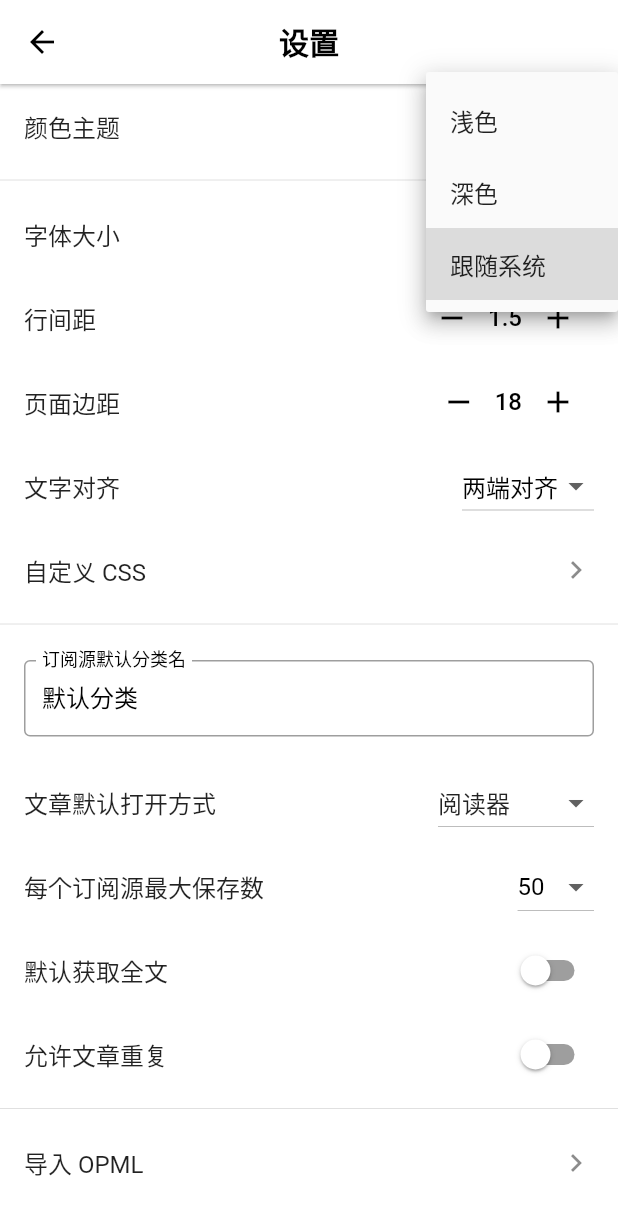
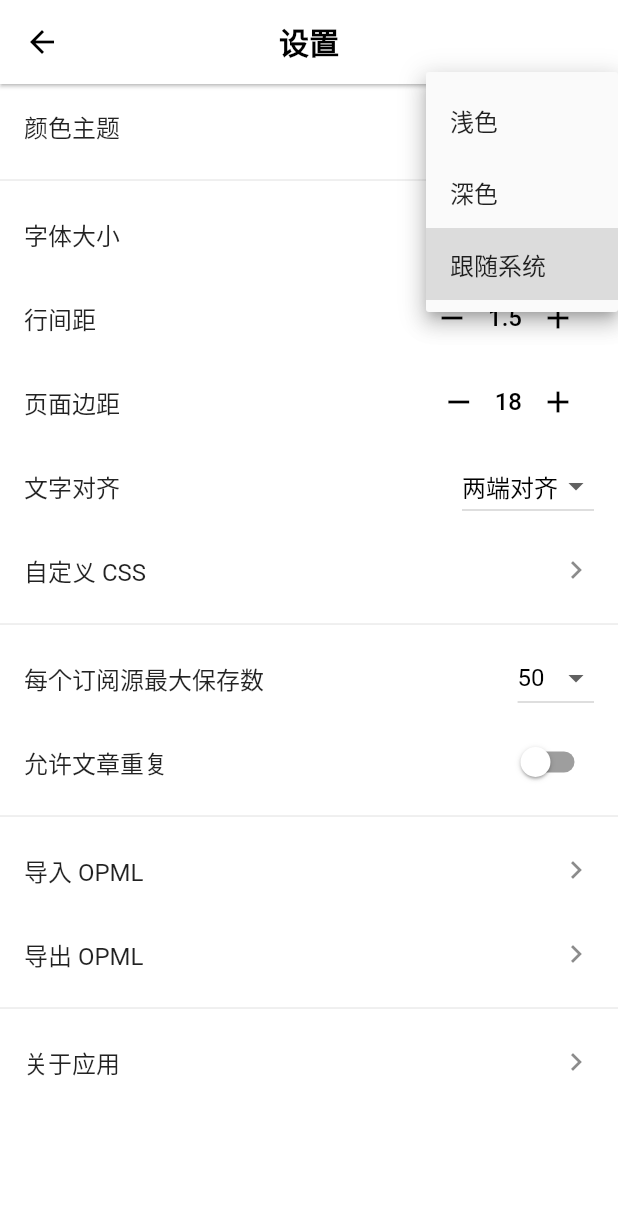
Before and after one commit to gvenusleo/MeRead, a Flutter app: the SetPage screen opened directly, after a tap on "跟随系统", on a phone screen of 412 x 824 dp. Shown: the top 1215 px of the screen. Run offline on Flutter 3.47's test engine with Material 2 defaults, Android fonts, the phone set to English and light mode, and no system bars; our stand-ins replace file_picker, share_plus, shared_preferences, sqflite; missing offline and left inert: flutter_inappwebview, opml, webfeed; accounts and stored records are empty; Roboto replaces fonts that are missing (NotoSerifSC).

Commit message:
off: defaultCategory, defualtOpenType, defaultFullText

```diff
--- a/lib/routes/setting/set.dart
+++ b/lib/routes/setting/set.dart
@@ -25,11 +25,7 @@ class _SetPageState extends State<SetPage> {
   double lineheight = 1.5;
   int pagePadding = 18;
   String textAlign = 'justify';
-  final TextEditingController _defaultCategoryController =
-      TextEditingController();
-  int defaultOpenType = 0;
   int feedMaxSaveCount = 50;
-  bool fullContent = false;
   bool allowDuplicate = false;
 
   Future<void> initData() async {
@@ -37,20 +33,14 @@ class _SetPageState extends State<SetPage> {
     final double height = await getLineheight();
     final int padding = await getPagePadding();
     final String align = await getTextAlign();
-    final String defaultCategory = await getDefaultCategory();
-    final int openType = await getDefaultOpenType();
     final int maxSaveCount = await getFeedMaxSaveCount();
-    final bool full = await getFullText();
     final bool allowDup = await getAllowDuplicate();
     setState(() {
       fontSize = size;
       lineheight = height;
       pagePadding = padding;
       textAlign = align;
-      _defaultCategoryController.text = defaultCategory;
-      defaultOpenType = openType;
       feedMaxSaveCount = maxSaveCount;
-      fullContent = full;
       allowDuplicate = allowDup;
     });
   }
@@ -262,47 +252,7 @@ class _SetPageState extends State<SetPage> {
             },
           ),
           const Divider(),
-          Padding(
-            padding: const EdgeInsets.all(16.0),
-            child: TextFormField(
-              controller: _defaultCategoryController,
-              style: TextStyle(
-                color: Theme.of(context).textTheme.headlineSmall!.color,
-              ),
-              decoration: const InputDecoration(
-                labelText: '订阅源默认分类名',
-              ),
-              onFieldSubmitted: (String value) async {
-                await setDefalutCategory(value);
-              },
-            ),
-          ),
-          ListTile(
-            title: const Text('文章默认打开方式'),
-            trailing: DropdownButton(
-              value: defaultOpenType,
-              items: const [
-                DropdownMenuItem(
-                  value: 0,
-                  child: Text('阅读器'),
-                ),
-                DropdownMenuItem(
-                  value: 1,
-                  child: Text('内置标签页'),
-                ),
-                DropdownMenuItem(
-                  value: 2,
-                  child: Text('系统浏览器'),
-                ),
-              ],
-              onChanged: (int? value) async {
-                setState(() {
-                  defaultOpenType = value!;
-                });
-                await setDefaultOpenType(value!);
-              },
-            ),
-          ),
+
           ListTile(
             title: const Text('每个订阅源最大保存数'),
             trailing: DropdownButton<int>(
@@ -355,18 +305,7 @@ class _SetPageState extends State<SetPage> {
               },
             ),
           ),
-          ListTile(
-            title: const Text('默认获取全文'),
-            trailing: Switch(
-              value: fullContent,
-              onChanged: (bool value) async {
-                setState(() {
-                  fullContent = value;
-                });
-                await setFullText(value);
-              },
-            ),
-          ),
+
           ListTile(
             title: const Text('允许文章重复'),
             trailing: Switch(
--- a/lib/utils/key.dart
+++ b/lib/utils/key.dart
@@ -12,26 +12,6 @@ Future<void> setThemeIndex(int index) async {
 }
 
 // 订阅源解析数据管理
-Future<String> getDefaultCategory() async {
-  final prefs = await SharedPreferences.getInstance();
-  return prefs.getString('defaultCategory') ?? '默认分类';
-}
-
-Future<void> setDefalutCategory(String category) async {
-  final prefs = await SharedPreferences.getInstance();
-  prefs.setString('defaultCategory', category);
-}
-
-Future<int> getDefaultOpenType() async {
-  final prefs = await SharedPreferences.getInstance();
-  return prefs.getInt('defaultOpenType') ?? 0;
-}
-
-Future<void> setDefaultOpenType(int type) async {
-  final prefs = await SharedPreferences.getInstance();
-  prefs.setInt('defaultOpenType', type);
-}
-
 Future<int> getFeedMaxSaveCount() async {
   final prefs = await SharedPreferences.getInstance();
   return prefs.getInt('feedMaxSaveCount') ?? 50;
@@ -40,16 +20,6 @@ Future<int> getFeedMaxSaveCount() async {
 Future<void> setFeedMaxSaveCount(int count) async {
   final prefs = await SharedPreferences.getInstance();
   prefs.setInt('feedMaxSaveCount', count);
-}
-
-Future<bool> getFullText() async {
-  final prefs = await SharedPreferences.getInstance();
-  return prefs.getBool('fullContent') ?? false;
-}
-
-Future<void> setFullText(bool fullContent) async {
-  final prefs = await SharedPreferences.getInstance();
-  prefs.setBool('fullContent', fullContent);
 }
 
 Future<bool> getAllowDuplicate() async {
--- a/lib/utils/parse.dart
+++ b/lib/utils/parse.dart
@@ -17,9 +17,9 @@ import '../utils/key.dart';
 // 注意：同时考虑 RSS 和 Atom 格式
 Future<Feed?> parseFeed(String url,
     [String? categoryName, String? feedName]) async {
-  categoryName ??= await getDefaultCategory();
-  int defaultOpenType = await getDefaultOpenType();
-  bool fullText = await getFullText();
+  categoryName ??= '默认分类';
+  int defaultOpenType = 0;
+  bool fullText = false;
   try {
     final response = await get(Uri.parse(url));
     final postXmlString = utf8.decode(response.bodyBytes);
```
